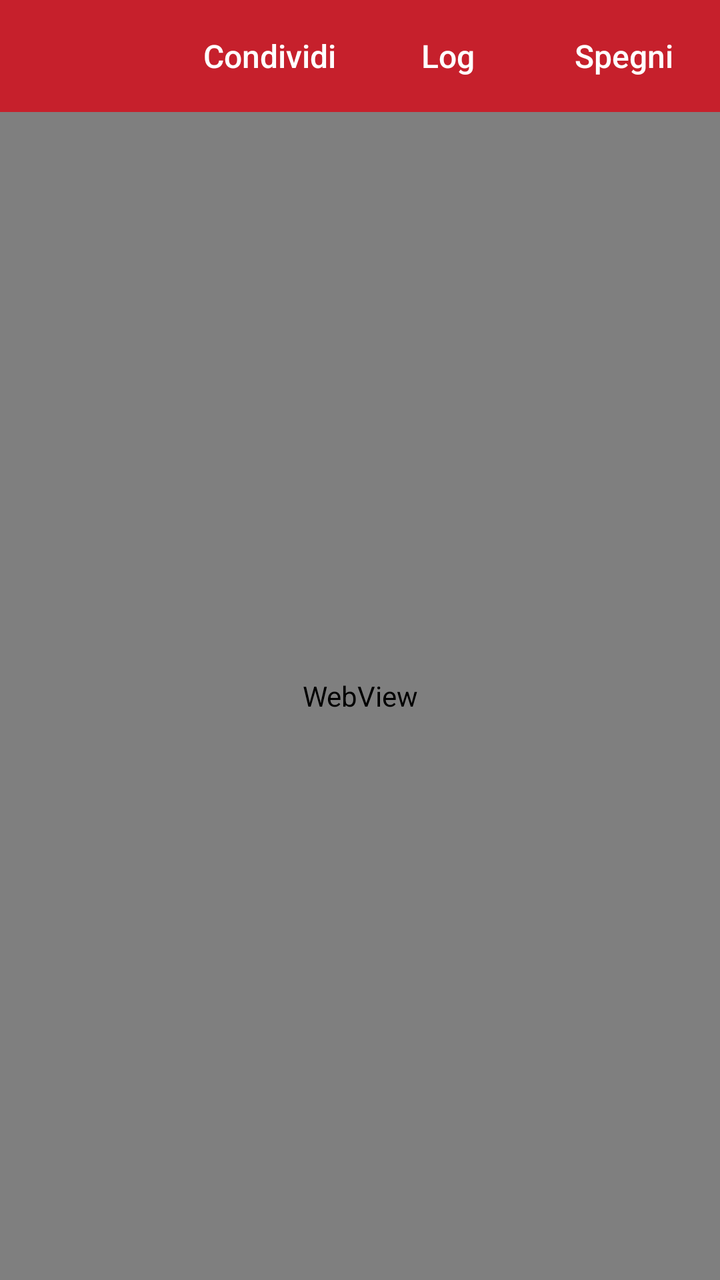
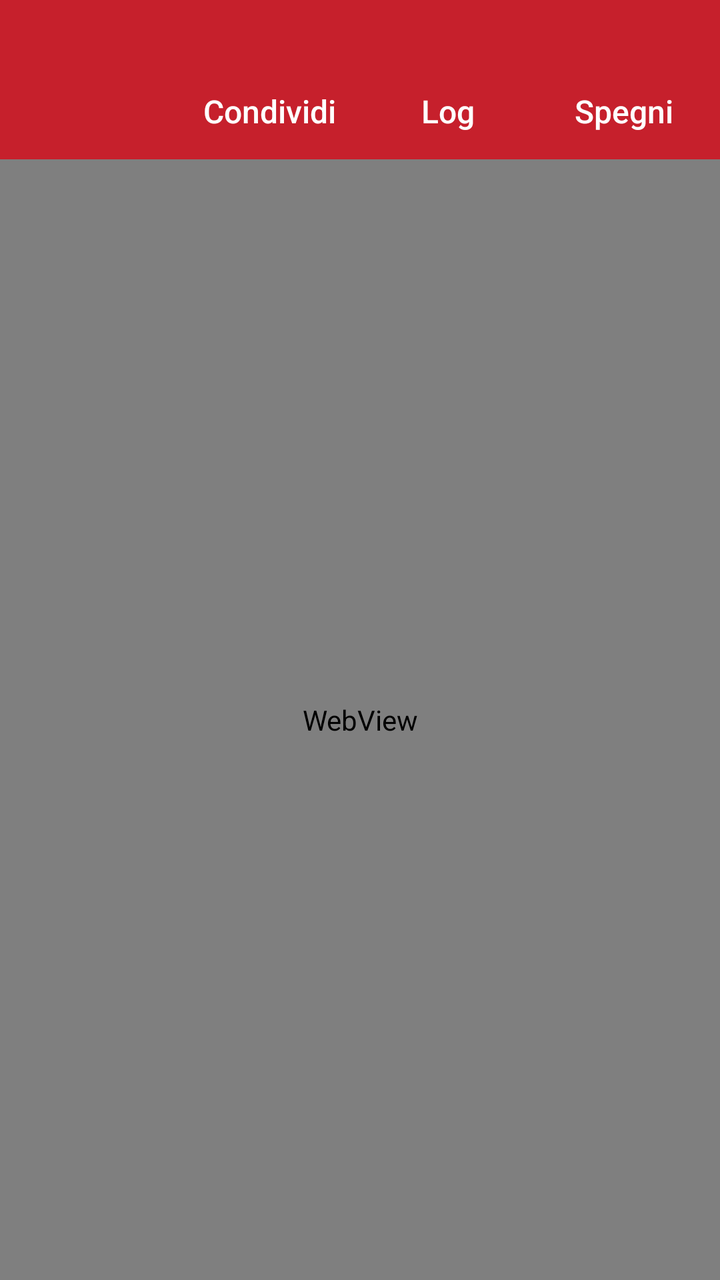

Compare the two renders of this Android layout. The source of the first and the diff that turns it into the second are given below.
<!-- AndroidManifest.xml: application theme AppTheme -->
<!-- res/layout/activity_main.xml -->
<?xml version="1.0" encoding="utf-8"?>
<LinearLayout xmlns:android="http://schemas.android.com/apk/res/android"
    android:id="@+id/root"
    android:layout_width="match_parent"
    android:layout_height="match_parent"
    android:background="@color/paper"
    android:orientation="vertical">

    <LinearLayout
        android:id="@+id/header"
        android:layout_width="match_parent"
        android:layout_height="wrap_content"
        android:background="@color/red"
        android:gravity="center_vertical"
        android:minHeight="56dp"
        android:orientation="horizontal"
        android:paddingStart="16dp"
        android:paddingEnd="4dp">

        <TextView
            android:id="@+id/status"
            android:layout_width="0dp"
            android:layout_height="wrap_content"
            android:layout_weight="1"
            android:ellipsize="end"
            android:maxLines="2"
            android:textColor="@android:color/white"
            android:textSize="16sp" />

        <Button
            android:id="@+id/share"
            style="@style/HeaderButton"
            android:layout_width="wrap_content"
            android:layout_height="wrap_content"
            android:text="@string/share" />

        <Button
            android:id="@+id/logs"
            style="@style/HeaderButton"
            android:layout_width="wrap_content"
            android:layout_height="wrap_content"
            android:text="@string/log" />

        <Button
            android:id="@+id/toggle"
            style="@style/HeaderButton"
            android:layout_width="wrap_content"
            android:layout_height="wrap_content"
            android:text="@string/stop" />
    </LinearLayout>

    <FrameLayout
        android:layout_width="match_parent"
        android:layout_height="0dp"
        android:layout_weight="1">

        <WebView
            android:id="@+id/web"
            android:layout_width="match_parent"
            android:layout_height="match_parent" />

        <TextView
            android:id="@+id/placeholder"
            android:layout_width="match_parent"
            android:layout_height="match_parent"
            android:gravity="center"
            android:lineSpacingMultiplier="1.2"
            android:padding="32dp"
            android:textColor="@color/ink"
            android:textSize="18sp" />

        <LinearLayout
            android:id="@+id/log_panel"
            android:layout_width="match_parent"
            android:layout_height="match_parent"
            android:background="@color/paper"
            android:orientation="vertical"
            android:visibility="gone">

            <ScrollView
                android:id="@+id/log_scroll"
                android:layout_width="match_parent"
                android:layout_height="0dp"
                android:layout_weight="1"
                android:fillViewport="true">

                <TextView
                    android:id="@+id/log_text"
                    android:layout_width="match_parent"
                    android:layout_height="wrap_content"
                    android:fontFamily="monospace"
                    android:padding="12dp"
                    android:textColor="#222222"
                    android:textIsSelectable="true"
                    android:textSize="12sp" />
            </ScrollView>

            <LinearLayout
                android:layout_width="match_parent"
                android:layout_height="wrap_content"
                android:background="@color/ink"
                android:gravity="end"
                android:orientation="horizontal">

                <Button
                    android:id="@+id/log_copy"
                    style="@style/HeaderButton"
                    android:layout_width="wrap_content"
                    android:layout_height="wrap_content"
                    android:text="@string/log_copy" />

                <Button
                    android:id="@+id/log_close"
                    style="@style/HeaderButton"
                    android:layout_width="wrap_content"
                    android:layout_height="wrap_content"
                    android:text="@string/log_close" />
            </LinearLayout>
        </LinearLayout>
    </FrameLayout>
</LinearLayout>
<!-- resources referenced by this layout -->
<resources>
  <color name="ink">#1b3aa8</color>
  <color name="paper">#f4f8fc</color>
  <color name="red">#c6202c</color>
  <string name="log">Log</string>
  <string name="log_close">Chiudi</string>
  <string name="log_copy">Copia</string>
  <string name="share">Condividi</string>
  <string name="stop">Spegni</string>
  <style name="HeaderButton" parent="android:Widget.Material.Button.Borderless">
          <item name="android:textColor">@android:color/white</item>
          <item name="android:textAllCaps">false</item>
          <item name="android:textSize">16sp</item>
      </style>
  <style name="AppTheme" parent="android:Theme.Material.Light.NoActionBar">
          <item name="android:colorPrimary">@color/red</item>
          <item name="android:colorPrimaryDark">@color/red_deep</item>
          <item name="android:colorAccent">@color/ink</item>
          <item name="android:statusBarColor">@color/red_deep</item>
          <item name="android:windowBackground">@color/paper</item>
      </style>
  <color name="red_deep">#961420</color>
</resources>

<!-- the commit's change to res/layout/activity_main.xml (unified diff, before → after) -->
@@ -11,21 +11,28 @@
         android:layout_width="match_parent"
         android:layout_height="wrap_content"
         android:background="@color/red"
-        android:gravity="center_vertical"
-        android:minHeight="56dp"
-        android:orientation="horizontal"
+        android:orientation="vertical"
         android:paddingStart="16dp"
+        android:paddingTop="10dp"
         android:paddingEnd="4dp">
 
+        
         <TextView
             android:id="@+id/status"
-            android:layout_width="0dp"
+            android:layout_width="match_parent"
             android:layout_height="wrap_content"
-            android:layout_weight="1"
             android:ellipsize="end"
-            android:maxLines="2"
+            android:maxLines="1"
+            android:paddingEnd="12dp"
             android:textColor="@android:color/white"
-            android:textSize="16sp" />
+            android:textSize="16sp"
+            android:textStyle="bold" />
+
+        <LinearLayout
+            android:layout_width="match_parent"
+            android:layout_height="wrap_content"
+            android:gravity="end"
+            android:orientation="horizontal">
 
         <Button
             android:id="@+id/share"
@@ -47,6 +54,7 @@
             android:layout_width="wrap_content"
             android:layout_height="wrap_content"
             android:text="@string/stop" />
+        </LinearLayout>
     </LinearLayout>
 
     <FrameLayout
